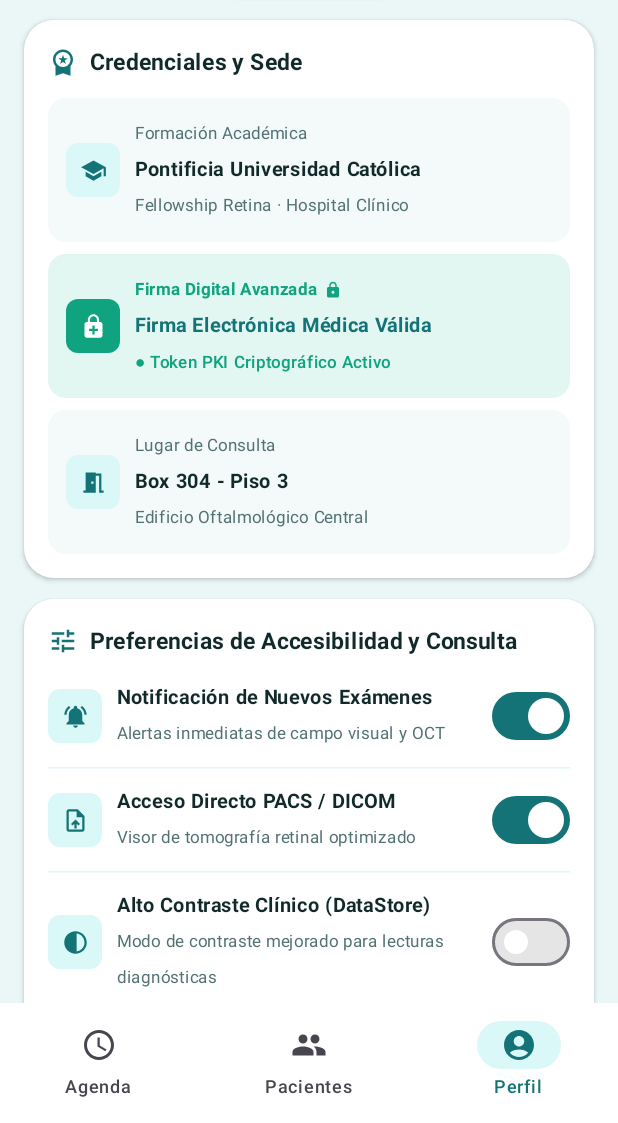
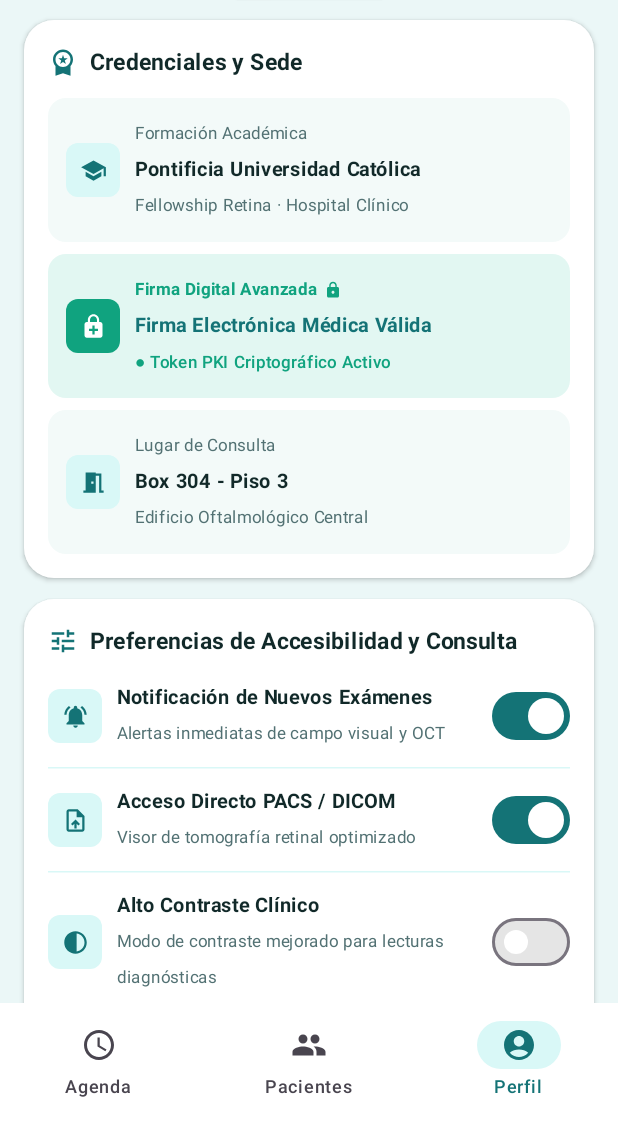
Before and after one commit to Tzequiel/Ocularis, an Android app built with Jetpack Compose: the HomeScreen screen opened through its navigation route, item 3 of the bottom bar chosen, scrolled down 476 dp, on a phone screen of 412 x 824 dp, the part 113-1236 px from its top. Run offline under Robolectric (Android 15) with nearby library versions, the phone set to English and light mode, and no system bars; our stand-ins replace Room's generated code.

Commit message:
Eliminar menciones a tecnologias internas y nombres tecnicos (InsForge, PdfRenderer, Room, DataStore) de la interfaz de usuario

```diff
--- a/Ocularis/app/src/main/java/com/duoc/ocularis/ui/screens/AdminDashboardScreen.kt
+++ b/Ocularis/app/src/main/java/com/duoc/ocularis/ui/screens/AdminDashboardScreen.kt
@@ -280,7 +280,7 @@ fun AdminDashboardScreen(
                     HorizontalDivider(color = BackgroundColor)
 
                     EstadoItem(etiqueta = "Interoperabilidad HL7 / DICOM", estado = "En línea", ok = true)
-                    EstadoItem(etiqueta = "Base de Datos Ocularis (Room)", estado = "Sincronizada", ok = true)
+                    EstadoItem(etiqueta = "Base de Datos Ocularis", estado = "Sincronizada", ok = true)
                     EstadoItem(etiqueta = "Almacenamiento de Imágenes OCT", estado = "1.4 TB Disponibles", ok = true)
                 }
             }
--- a/Ocularis/app/src/main/java/com/duoc/ocularis/ui/screens/DetalleExamen.kt
+++ b/Ocularis/app/src/main/java/com/duoc/ocularis/ui/screens/DetalleExamen.kt
@@ -393,7 +393,7 @@ fun PdfRendererDialog(
         },
         title = {
             Row(modifier = Modifier.fillMaxWidth(), horizontalArrangement = Arrangement.SpaceBetween, verticalAlignment = Alignment.CenterVertically) {
-                Text("Visor PDF (PdfRenderer)", fontWeight = FontWeight.Bold, color = DarkTeal, fontSize = 16.sp)
+                Text("Visor de Documento PDF", fontWeight = FontWeight.Bold, color = DarkTeal, fontSize = 16.sp)
                 IconButton(onClick = onDismiss) {
                     Icon(Icons.Default.Close, contentDescription = null, tint = DarkText)
                 }
--- a/Ocularis/app/src/main/java/com/duoc/ocularis/ui/screens/GestionUsuariosScreen.kt
+++ b/Ocularis/app/src/main/java/com/duoc/ocularis/ui/screens/GestionUsuariosScreen.kt
@@ -269,7 +269,7 @@ fun GestionUsuariosScreen(
             onDismissRequest = { if (!isCreatingUser) mostrarDialogoAgregar = false },
             title = {
                 Text(
-                    text = "Añadir Nuevo Usuario (InsForge)",
+                    text = "Añadir Nuevo Usuario",
                     fontWeight = FontWeight.Bold,
                     color = DarkTeal
                 )
@@ -286,7 +286,7 @@ fun GestionUsuariosScreen(
                     OutlinedTextField(
                         value = nuevoCorreo,
                         onValueChange = { nuevoCorreo = it },
-                        label = { Text("Correo Electrónico InsForge") },
+                        label = { Text("Correo Electrónico") },
                         singleLine = true,
                         modifier = Modifier.fillMaxWidth()
                     )
--- a/Ocularis/app/src/main/java/com/duoc/ocularis/ui/screens/HomeScreen.kt
+++ b/Ocularis/app/src/main/java/com/duoc/ocularis/ui/screens/HomeScreen.kt
@@ -299,7 +299,7 @@ fun StatsCard() {
                 Spacer(modifier = Modifier.width(16.dp))
                 Column {
                     Text("Tasa de Exámenes Hoy", fontWeight = FontWeight.Bold, fontSize = 15.sp, color = Color.Black)
-                    Text("Base de Datos Room Sincronizada", fontSize = 12.sp, color = GrayText)
+                    Text("Base de Datos Sincronizada", fontSize = 12.sp, color = GrayText)
                 }
             }
             Surface(shape = CircleShape, color = Color.Transparent, border = BorderStroke(4.dp, DarkTeal), modifier = Modifier.size(48.dp)) {
--- a/Ocularis/app/src/main/java/com/duoc/ocularis/ui/screens/ListaExamenes.kt
+++ b/Ocularis/app/src/main/java/com/duoc/ocularis/ui/screens/ListaExamenes.kt
@@ -52,7 +52,7 @@ fun ListaExamenesScreen(
                 fecha = ex.fecha,
                 hora = "",
                 ojoEvaluado = ex.ojoEvaluado,
-                tecnologiaPill = "Room DB",
+                tecnologiaPill = "Sincronizado",
                 icono = Icons.Default.Science,
                 archivos = listOf(
                     ArchivoDisponible("PDF Clínico (3.8 MB)", Icons.Default.PictureAsPdf),
@@ -207,7 +207,7 @@ fun PacienteInfoBanner(pacienteId: String) {
                     color = DarkText
                 )
                 Text(
-                    text = "Mostrando registros sincronizados en Room DB",
+                    text = "Mostrando registros clínicos sincronizados",
                     fontSize = 12.sp,
                     color = SubtitleText
                 )
--- a/Ocularis/app/src/main/java/com/duoc/ocularis/ui/screens/LoginScreen.kt
+++ b/Ocularis/app/src/main/java/com/duoc/ocularis/ui/screens/LoginScreen.kt
@@ -102,7 +102,7 @@ fun LoginScreen(
                     )
                     Spacer(modifier = Modifier.width(6.dp))
                     Text(
-                        text = "ACCESO SEGURO - INSFORGE AUTH",
+                        text = "ACCESO SEGURO - CLÍNICA OCULARIS",
                         fontSize = 11.sp,
                         fontWeight = FontWeight.Bold,
                         color = MaterialTheme.colorScheme.primary,
@@ -168,7 +168,7 @@ fun LoginScreen(
                 },
                 supportingText = {
                     Text(
-                        text = "Correo corporativo registrado en InsForge",
+                        text = "Correo corporativo registrado",
                         fontSize = 11.sp,
                         color = MaterialTheme.colorScheme.onBackground.copy(alpha = 0.5f)
                     )
@@ -238,7 +238,7 @@ fun LoginScreen(
                 keyboardOptions = KeyboardOptions(keyboardType = KeyboardType.Password),
                 supportingText = {
                     Text(
-                        text = "Autenticación segura con servidor InsForge",
+                        text = "Autenticación cifrada y segura",
                         fontSize = 11.sp,
                         color = MaterialTheme.colorScheme.onBackground.copy(alpha = 0.5f)
                     )
@@ -362,14 +362,14 @@ fun LoginScreen(
                         )
                         Spacer(modifier = Modifier.width(8.dp))
                         Text(
-                            text = "Verificando en InsForge...",
+                            text = "Verificando credenciales...",
                             fontSize = 15.sp,
                             fontWeight = FontWeight.Bold,
                             color = Color.White
                         )
                     } else {
                         Text(
-                            text = "Ingresar al Sistema (InsForge)",
+                            text = "Ingresar al Sistema",
                             fontSize = 16.sp,
                             fontWeight = FontWeight.Bold,
                             color = Color.White
@@ -503,7 +503,7 @@ fun LoginScreen(
                 )
                 Spacer(modifier = Modifier.width(6.dp))
                 Text(
-                    text = "Conexión HL7 / DICOM Optom · InsForge Cloud",
+                    text = "Conexión HL7 / DICOM Optom · Servidor Clínico",
                     fontSize = 11.sp,
                     color = MaterialTheme.colorScheme.onBackground.copy(alpha = 0.5f)
                 )
--- a/Ocularis/app/src/main/java/com/duoc/ocularis/ui/screens/PerfilScreen.kt
+++ b/Ocularis/app/src/main/java/com/duoc/ocularis/ui/screens/PerfilScreen.kt
@@ -679,7 +679,7 @@ fun PreferenciasConsultaCard(
             // Toggle 3
             PreferenciasToggleRow(
                 icono = Icons.Default.Contrast,
-                titulo = "Alto Contraste Clínico (DataStore)",
+                titulo = "Alto Contraste Clínico",
                 subtitulo = "Modo de contraste mejorado para lecturas diagnósticas",
                 checked = contrasteClinico,
                 onCheckedChange = onContrasteChange
@@ -703,7 +703,7 @@ fun PreferenciasConsultaCard(
                     Spacer(modifier = Modifier.width(10.dp))
                     Column {
                         Text(
-                            text = "Tamaño de Letra (DataStore)",
+                            text = "Tamaño de Letra",
                             fontSize = 14.sp,
                             fontWeight = FontWeight.SemiBold,
                             color = DarkText
--- a/Ocularis/app/src/main/java/com/duoc/ocularis/ui/screens/detallePacienteScreen.kt
+++ b/Ocularis/app/src/main/java/com/duoc/ocularis/ui/screens/detallePacienteScreen.kt
@@ -368,7 +368,7 @@ fun ResumenAlertasCard(paciente: PacienteEntity?) {
             Spacer(modifier = Modifier.height(12.dp))
 
             Text(
-                text = "Diagnósticos / Hallazgos Clínicos (Room DB):",
+                text = "Diagnósticos / Hallazgos Clínicos:",
                 fontSize = 12.sp,
                 color = SubtitleText,
                 fontWeight = FontWeight.Medium
@@ -541,7 +541,7 @@ fun HistorialConsultasCard() {
             }
             Spacer(modifier = Modifier.height(8.dp))
             Text(
-                text = "Registros almacenados permanentemente en Room Database.",
+                text = "Registros almacenados permanentemente en el sistema.",
                 fontSize = 12.sp,
                 color = SubtitleText
             )
```
